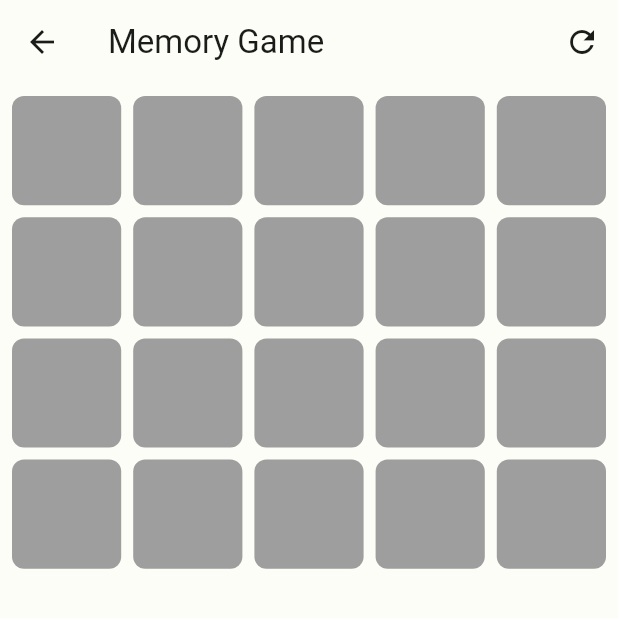
After one commit to piazzadario/memory_game, a Flutter app: the screen it shows after launch, after a tap on "Memory", on a phone screen of 412 x 824 dp, the top half of it. The commit adds this screen. Run offline on Flutter 3.47's test engine with Material 3 defaults, Android fonts, the phone set to English and light mode, and no system bars; our stand-ins replace auto_size_text, firebase_core, google_mobile_ads, hive, hive_flutter; accounts and stored records are empty; network calls fail.

Commit message:
chore: added mini games

```diff
--- a/lib/main.dart
+++ b/lib/main.dart
@@ -3,9 +3,11 @@ import 'package:brain_benchmark/data/game.dart';
 import 'package:brain_benchmark/data/leaderboard.dart';
 import 'package:brain_benchmark/data/preferences.dart';
 import 'package:brain_benchmark/firebase_options.dart';
+import 'package:brain_benchmark/pages/memory_page.dart';
 import 'package:brain_benchmark/pages/numbers_game_page.dart';
 import 'package:brain_benchmark/pages/hanoi_page.dart';
 import 'package:brain_benchmark/pages/leaderboard_page.dart';
+import 'package:brain_benchmark/pages/reaction_speed.dart';
 import 'package:brain_benchmark/pages/settings_page.dart';
 import 'package:brain_benchmark/theme.dart';
 import 'package:firebase_core/firebase_core.dart';
@@ -59,7 +61,9 @@ class MyApp extends StatelessWidget {
       routes: {
         HomePage.routeName: (context) => const HomePage(),
         HanoiPage.routeName: (context) => const HanoiPage(),
+        MemoryGamePage.routeName: (context) => const MemoryGamePage(),
         NumbersGamePage.routeName: (context) => const NumbersGamePage(),
+        ReactionGamePage.routeName: (context) => const ReactionGamePage(),
         LeaderboardPage.routeName: (context) => const LeaderboardPage(),
         SettingsPage.routeName: (context) => const SettingsPage(),
       },
--- a/lib/pages/home_page.dart
+++ b/lib/pages/home_page.dart
@@ -1,10 +1,12 @@
 import 'package:auto_size_text/auto_size_text.dart';
 import 'package:brain_benchmark/constants.dart';
 import 'package:brain_benchmark/pages/hanoi_page.dart';
+import 'package:brain_benchmark/pages/memory_page.dart';
 import 'package:brain_benchmark/pages/numbers_game_page.dart';
 import 'package:flutter/gestures.dart';
 import 'package:flutter/material.dart';
 
+import 'reaction_speed.dart';
 import 'settings_page.dart';
 
 class HomePage extends StatefulWidget {
@@ -74,6 +76,16 @@ class _MyHomePageState extends State<HomePage> {
                     _GameCard(
                       title: "Hanoi tower",
                       routeName: HanoiPage.routeName,
+                      imagePath: "assets/hanoi.jpg",
+                    ),
+                    _GameCard(
+                      title: "Memory",
+                      routeName: MemoryGamePage.routeName,
+                      imagePath: "assets/hanoi.jpg",
+                    ),
+                    _GameCard(
+                      title: "Reaction speed",
+                      routeName: ReactionGamePage.routeName,
                       imagePath: "assets/hanoi.jpg",
                     ),
                   ],
--- /dev/null
+++ b/lib/pages/memory_page.dart
@@ -0,0 +1,219 @@
+import 'dart:async';
+import 'dart:math';
+
+import 'package:flutter/material.dart';
+
+class MemoryGamePage extends StatefulWidget {
+  const MemoryGamePage({super.key});
+
+  static const String routeName = "/memory";
+
+  @override
+  State<MemoryGamePage> createState() => _MemoryGamePageState();
+}
+
+class _MemoryGamePageState extends State<MemoryGamePage> {
+  List<String> cardValues = [];
+  List<bool> cardFlipped = [];
+  List<int> selectedCards = [];
+  bool allowSelection = true;
+
+  @override
+  void initState() {
+    super.initState();
+    _initializeGame();
+  }
+
+  void _initializeGame() {
+    setState(() {
+      cardValues = _generateCardValues();
+      cardFlipped = List.generate(cardValues.length, (index) => false);
+      selectedCards.clear();
+      allowSelection = true;
+    });
+  }
+
+  List<String> _generateCardValues() {
+    List<String> values = [];
+    for (int i = 1; i <= 10; i++) {
+      values.add(i.toString()); // Aggiungi coppie di numeri
+      values.add(i.toString());
+    }
+    values.shuffle(Random());
+    return values;
+  }
+
+  void _onCardTap(int index) {
+    if (allowSelection && !cardFlipped[index] && selectedCards.length < 2) {
+      setState(() {
+        cardFlipped[index] = true;
+        selectedCards.add(index);
+      });
+
+      if (selectedCards.length == 2) {
+        _checkMatch();
+      }
+    }
+  }
+
+  void _checkMatch() {
+    setState(() {
+      allowSelection = false;
+    });
+
+    Timer(Duration(seconds: 1), () {
+      if (cardValues[selectedCards[0]] == cardValues[selectedCards[1]]) {
+        // Matched, keep them flipped
+        setState(() {
+          selectedCards.clear();
+        });
+        _checkForWin();
+      } else {
+        // Not matched, flip them back
+        setState(() {
+          cardFlipped[selectedCards[0]] = false;
+          cardFlipped[selectedCards[1]] = false;
+          selectedCards.clear();
+        });
+      }
+      setState(() {
+        allowSelection = true;
+      });
+    });
+  }
+
+  // Controlla se tutte le carte sono state girate
+  void _checkForWin() {
+    if (cardFlipped.every((flipped) => flipped)) {
+      _showWinDialog();
+    }
+  }
+
+  // Mostra il dialog di vittoria
+  void _showWinDialog() {
+    showDialog(
+      context: context,
+      builder: (BuildContext context) {
+        return AlertDialog(
+          title: Text('Hai vinto!'),
+          content: Text('Complimenti! Hai trovato tutte le coppie.'),
+          actions: [
+            TextButton(
+              child: Text('Gioca ancora'),
+              onPressed: () {
+                Navigator.of(context).pop();
+                _initializeGame(); // Ricomincia il gioco
+              },
+            ),
+          ],
+        );
+      },
+    );
+  }
+
+  @override
+  Widget build(BuildContext context) {
+    return Scaffold(
+      appBar: AppBar(
+        title: Text('Memory Game'),
+        actions: [
+          IconButton(
+            icon: Icon(Icons.refresh),
+            onPressed: _initializeGame,
+          ),
+        ],
+      ),
+      body: Padding(
+        padding: const EdgeInsets.all(8.0),
+        child: GridView.builder(
+          gridDelegate: SliverGridDelegateWithFixedCrossAxisCount(
+            crossAxisCount: 5,
+            mainAxisSpacing: 8,
+            crossAxisSpacing: 8,
+          ),
+          itemCount: cardValues.length,
+          itemBuilder: (context, index) {
+            return GestureDetector(
+              onTap: () => _onCardTap(index),
+              child: CardWidget(
+                isFlipped: cardFlipped[index],
+                cardValue: cardValues[index],
+              ),
+            );
+          },
+        ),
+      ),
+    );
+  }
+}
+
+class CardWidget extends StatelessWidget {
+  final bool isFlipped;
+  final String cardValue;
+
+  CardWidget({required this.isFlipped, required this.cardValue});
+
+  @override
+  Widget build(BuildContext context) {
+    return AnimatedSwitcher(
+      duration: Duration(milliseconds: 300),
+      transitionBuilder: (Widget child, Animation<double> animation) {
+        return RotationYTransition(
+          turns: animation,
+          child: child,
+        );
+      },
+      child: isFlipped
+          ? Container(
+              key: ValueKey(true),
+              decoration: BoxDecoration(
+                color: Colors.blue,
+                borderRadius: BorderRadius.circular(8),
+              ),
+              child: Center(
+                child: Text(
+                  cardValue,
+                  style: TextStyle(fontSize: 24, color: Colors.white),
+                ),
+              ),
+            )
+          : Container(
+              key: ValueKey(false),
+              decoration: BoxDecoration(
+                color: Colors.grey,
+                borderRadius: BorderRadius.circular(8),
+              ),
+            ),
+    );
+  }
+}
+
+class RotationYTransition extends StatelessWidget {
+  final Animation<double> turns;
+  final Widget child;
+
+  RotationYTransition({required this.turns, required this.child});
+
+  @override
+  Widget build(BuildContext context) {
+    return AnimatedBuilder(
+      animation: turns,
+      builder: (context, child) {
+        final angle = turns.value * pi;
+        final transform = Matrix4.identity()..rotateY(angle);
+        return Transform(
+          transform: transform,
+          alignment: Alignment.center,
+          child: turns.value > 0.5
+              ? Transform(
+                  transform: Matrix4.identity()..rotateY(pi),
+                  alignment: Alignment.center,
+                  child: child,
+                )
+              : child,
+        );
+      },
+      child: child,
+    );
+  }
+}
--- a/pubspec.yaml
+++ b/pubspec.yaml
@@ -9,6 +9,7 @@ version: 1.0.0+1
 
 environment:
   sdk: '>=2.18.4 <3.0.0'
+  flutter: ^3.24.3
 
 dependencies:
   flutter:
@@ -19,7 +20,7 @@ dependencies:
   build_runner: ^2.3.3
   auto_size_text: ^3.0.0
   intl: ^0.19.0
-  firebase_core: ^3.4.0
+  firebase_core: ^3.6.0
   google_mobile_ads: ^5.1.0
 
 dev_dependencies:
```
Also changed, not shown: lib/pages/reaction_speed.dart (added, +97 -0 lines), pubspec.lock, 3 other files.
